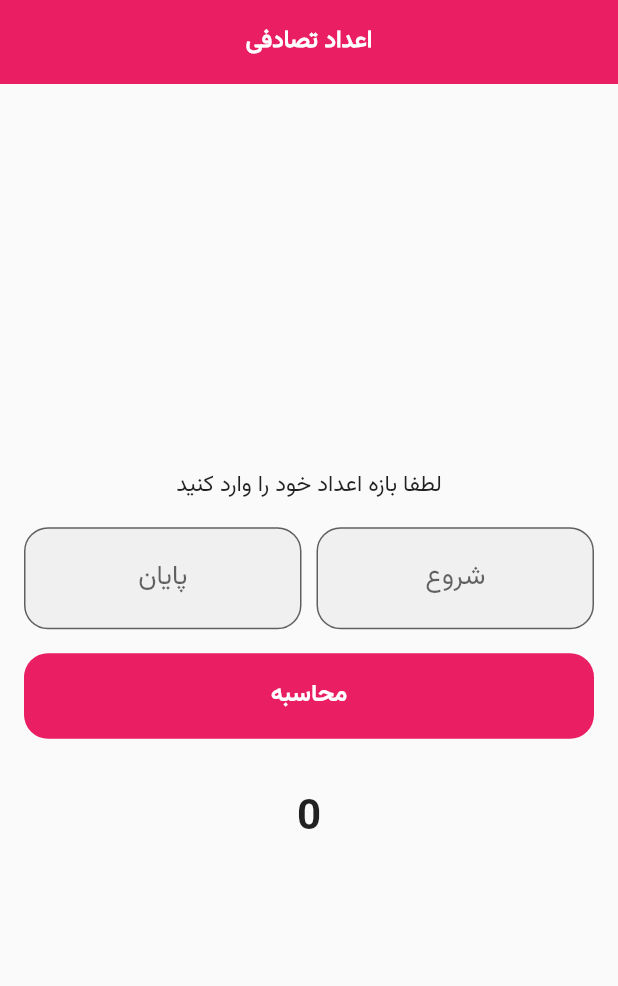
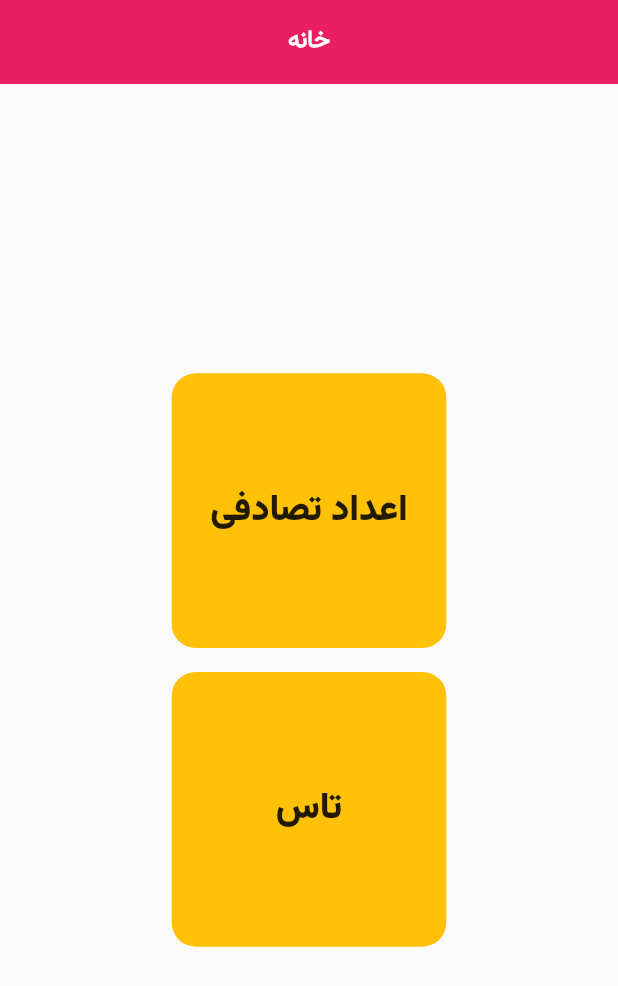
Before and after one commit to misagh1999/Random-Number, a Flutter app: the screen it shows after launch, on a phone screen of 412 x 824 dp. Shown: the top 986 px of the screen. Run offline on Flutter 3.47's test engine with Material 2 defaults, Android fonts, the phone set to English and light mode, and no system bars; our stand-ins replace flutter_svg, get.

```diff
--- /dev/null
+++ b/lib/screens/home/home_screen.dart
@@ -0,0 +1,68 @@
+import 'package:flutter/material.dart';
+import 'package:random_app/constants.dart';
+import 'package:random_app/screens/dice/dice_screen.dart';
+import 'package:random_app/screens/range_number/range_number_screen.dart';
+import 'package:random_app/widgets/app_bar.dart';
+import 'package:get/get.dart';
+
+class HomeScreen extends StatelessWidget {
+  const HomeScreen({Key key}) : super(key: key);
+
+  @override
+  Widget build(BuildContext context) {
+    return Scaffold(
+      appBar: buildAppBar(title: "خانه"),
+      body: SafeArea(
+        child: Center(
+          child: Column(
+            children: [
+              Spacer(),
+              InkWell(
+                onTap: () {
+                  Get.to(RangeNumberScreen());
+                },
+                child: Container(
+                  width: Get.width / 2.25,
+                  height: Get.width / 2.25,
+                  padding: EdgeInsets.all(16.0),
+                  decoration: BoxDecoration(
+                      color: kSecondaryColor,
+                      borderRadius: BorderRadius.circular(16)),
+                  child: Center(
+                    child: Text(
+                      "اعداد تصادفی",
+                      style: TextStyle(fontFamily: "Black", fontSize: 24),
+                    ),
+                  ),
+                ),
+              ),
+              SizedBox(
+                height: 16.0,
+              ),
+              InkWell(
+                onTap: () {
+                  Get.to(DiceScreen());
+                },
+                child: Container(
+                  width: Get.width / 2.25,
+                  height: Get.width / 2.25,
+                  padding: EdgeInsets.all(16.0),
+                  decoration: BoxDecoration(
+                      color: kSecondaryColor,
+                      borderRadius: BorderRadius.circular(16)),
+                  child: Center(
+                    child: Text(
+                      "تاس",
+                      style: TextStyle(fontFamily: "Black", fontSize: 24),
+                    ),
+                  ),
+                ),
+              ),
+              Spacer()
+            ],
+          ),
+        ),
+      ),
+    );
+  }
+}
--- a/lib/screens/range_number/range_number_screen.dart
+++ b/lib/screens/range_number/range_number_screen.dart
@@ -2,6 +2,7 @@ import 'package:flutter/material.dart';
 import 'package:get/state_manager.dart';
 import 'package:random_app/constants.dart';
 import 'package:random_app/controllers/random_controller.dart';
+import 'package:random_app/widgets/app_bar.dart';
 
 class RangeNumberScreen extends StatelessWidget {
   const RangeNumberScreen({Key key}) : super(key: key);
@@ -9,15 +10,7 @@ class RangeNumberScreen extends StatelessWidget {
   @override
   Widget build(BuildContext context) {
     return Scaffold(
-      appBar: AppBar(
-        title: Text(
-          'اعداد تصادفی',
-          style: TextStyle(color: Colors.white, fontSize: 16.0),
-        ),
-        centerTitle: true,
-        elevation: 0,
-        backgroundColor: kPrimaryColor,
-      ),
+      appBar: buildAppBar(title: "اعداد تصادفی"),
       body: GetBuilder<RandomController>(
         init: RandomController(),
         builder: (rController) => SafeArea(
--- a/lib/screens/welcome/welcome_screen.dart
+++ b/lib/screens/welcome/welcome_screen.dart
@@ -1,6 +1,6 @@
 import 'package:flutter/material.dart';
 import 'package:get/get.dart';
-import 'package:random_app/screens/range_number/range_number_screen.dart';
+import 'package:random_app/screens/home/home_screen.dart';
 import 'package:flutter_svg/svg.dart';
 
 class WelcomeScreen extends StatelessWidget {
@@ -48,6 +48,6 @@ class WelcomeScreen extends StatelessWidget {
   }
 
   geToNextScreen() {
-    Get.off(RangeNumberScreen());
+    Get.off(HomeScreen());
   }
 }
--- /dev/null
+++ b/lib/widgets/app_bar.dart
@@ -0,0 +1,13 @@
+import 'package:flutter/material.dart';
+
+import '../constants.dart';
+
+AppBar buildAppBar({@required String title}) => AppBar(
+      title: Text(
+        title,
+        style: TextStyle(color: Colors.white, fontSize: 16.0),
+      ),
+      centerTitle: true,
+      elevation: 0,
+      backgroundColor: kPrimaryColor,
+    );
--- a/pubspec.yaml
+++ b/pubspec.yaml
@@ -15,7 +15,7 @@ publish_to: 'none' # Remove this line if you wish to publish to pub.dev
 # In iOS, build-name is used as CFBundleShortVersionString while build-number used as CFBundleVersion.
 # Read more about iOS versioning at
 # https://developer.apple.com/library/archive/documentation/General/Reference/InfoPlistKeyReference/Articles/CoreFoundationKeys.html
-version: 0.0.1+1
+version: 0.0.2+2
 
 environment:
   sdk: ">=2.7.0 <3.0.0"
```
Also changed, not shown: lib/screens/dice/dice_screen.dart (added, +53 -0 lines), assets/images/dice-1.svg (added), assets/images/dice-2.svg (added), assets/images/dice-3.svg (added), assets/images/dice-4.svg (added), assets/images/dice-5.svg (added), assets/images/dice-6.svg (added), lib/constants.dart (line endings or trailing spaces).
